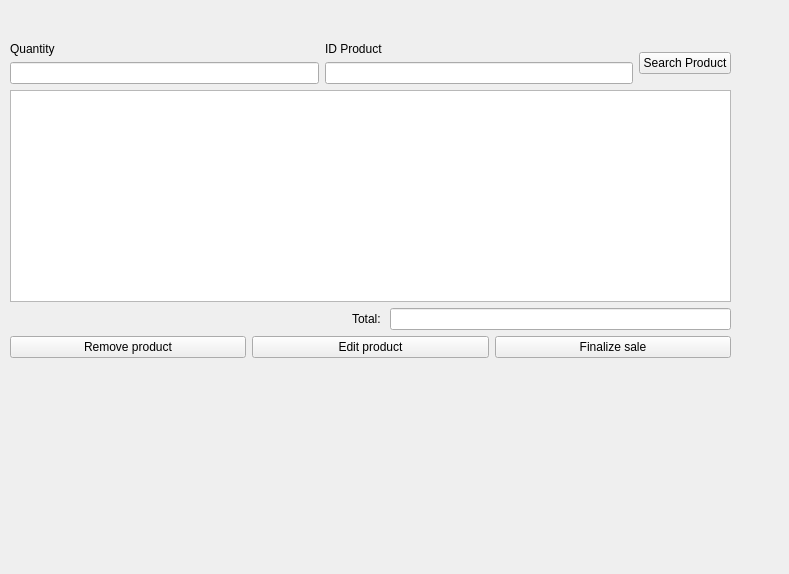
First picture: the form in saleswindow.ui, repository ThiagoServulo/InventoryAndSalesManagement, before the edit.
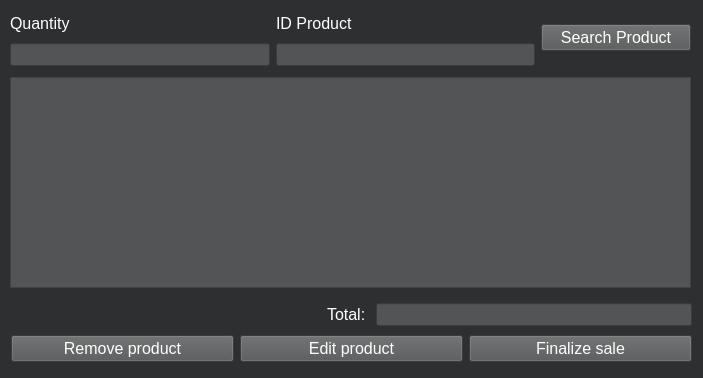
Second picture: the form after the edit.

Commit message: Create sales window layout

Diff of the .ui file:
```diff
--- a/saleswindow.ui
+++ b/saleswindow.ui
@@ -6,38 +6,83 @@
    <rect>
     <x>0</x>
     <y>0</y>
-    <width>789</width>
-    <height>574</height>
+    <width>703</width>
+    <height>378</height>
    </rect>
   </property>
   <property name="windowTitle">
    <string>Dialog</string>
   </property>
-  <widget class="QWidget" name="layoutWidget">
+  <property name="styleSheet">
+   <string notr="true">background:#2E2F30;
+color: #FFFFFF;</string>
+  </property>
+  <widget class="QGroupBox" name="groupBox">
    <property name="geometry">
     <rect>
      <x>10</x>
-     <y>42</y>
-     <width>721</width>
-     <height>316</height>
+     <y>77</y>
+     <width>681</width>
+     <height>211</height>
     </rect>
    </property>
-   <layout class="QVBoxLayout" name="verticalLayout_4">
-    <item>
-     <layout class="QVBoxLayout" name="verticalLayout_3">
-      <item>
+   <property name="styleSheet">
+    <string notr="true"/>
+   </property>
+   <property name="title">
+    <string/>
+   </property>
+   <widget class="QTableWidget" name="tableWidget_listProducts">
+    <property name="geometry">
+     <rect>
+      <x>0</x>
+      <y>0</y>
+      <width>681</width>
+      <height>211</height>
+     </rect>
+    </property>
+    <property name="styleSheet">
+     <string notr="true">background:#535455;
+color: #FFFFFF;</string>
+    </property>
+   </widget>
+  </widget>
+  <widget class="QWidget" name="">
+   <property name="geometry">
+    <rect>
+     <x>10</x>
+     <y>10</y>
+     <width>681</width>
+     <height>56</height>
+    </rect>
+   </property>
        <layout class="QHBoxLayout" name="horizontalLayout">
         <item>
          <layout class="QVBoxLayout" name="verticalLayout">
           <item>
            <widget class="QLabel" name="label_quantity">
+        <property name="font">
+         <font>
+          <pointsize>12</pointsize>
+         </font>
+        </property>
             <property name="text">
              <string>Quantity</string>
             </property>
            </widget>
           </item>
           <item>
-           <widget class="QLineEdit" name="lineEdit_quantity"/>
+       <widget class="QLineEdit" name="lineEdit_quantity">
+        <property name="font">
+         <font>
+          <pointsize>10</pointsize>
+         </font>
+        </property>
+        <property name="styleSheet">
+         <string notr="true">background:#535455;
+color: #FFFFFF</string>
+        </property>
+       </widget>
           </item>
          </layout>
         </item>
@@ -45,18 +90,48 @@
          <layout class="QVBoxLayout" name="verticalLayout_2">
           <item>
            <widget class="QLabel" name="label__idProduct">
+        <property name="font">
+         <font>
+          <pointsize>12</pointsize>
+         </font>
+        </property>
             <property name="text">
              <string>ID Product</string>
             </property>
            </widget>
           </item>
           <item>
-           <widget class="QLineEdit" name="lineEdit_idProduct"/>
+       <widget class="QLineEdit" name="lineEdit_idProduct">
+        <property name="font">
+         <font>
+          <pointsize>10</pointsize>
+         </font>
+        </property>
+        <property name="styleSheet">
+         <string notr="true">background:#535455;
+color: #FFFFFF</string>
+        </property>
+       </widget>
           </item>
          </layout>
         </item>
         <item>
          <widget class="QPushButton" name="pushButton_searchProduct">
+      <property name="minimumSize">
+       <size>
+        <width>150</width>
+        <height>0</height>
+       </size>
+      </property>
+      <property name="font">
+       <font>
+        <pointsize>12</pointsize>
+       </font>
+      </property>
+      <property name="styleSheet">
+       <string notr="true">background:#535455;
+color: #FFFFFF</string>
+      </property>
           <property name="text">
            <string>Search Product</string>
           </property>
@@ -66,12 +141,17 @@
          </widget>
         </item>
        </layout>
-      </item>
-      <item>
-       <widget class="QTableWidget" name="tableWidget_listProducts"/>
-      </item>
-     </layout>
-    </item>
+  </widget>
+  <widget class="QWidget" name="">
+   <property name="geometry">
+    <rect>
+     <x>11</x>
+     <y>300</y>
+     <width>681</width>
+     <height>66</height>
+    </rect>
+   </property>
+   <layout class="QVBoxLayout" name="verticalLayout_3">
     <item>
      <layout class="QHBoxLayout" name="horizontalLayout_3">
       <item>
@@ -89,13 +169,28 @@
       </item>
       <item>
        <widget class="QLabel" name="label_total">
+        <property name="font">
+         <font>
+          <pointsize>12</pointsize>
+         </font>
+        </property>
         <property name="text">
          <string>Total: </string>
         </property>
        </widget>
       </item>
       <item>
-       <widget class="QLineEdit" name="lineEdit_total"/>
+       <widget class="QLineEdit" name="lineEdit_total">
+        <property name="font">
+         <font>
+          <pointsize>10</pointsize>
+         </font>
+        </property>
+        <property name="styleSheet">
+         <string notr="true">background:#535455;
+color: #FFFFFF</string>
+        </property>
+       </widget>
       </item>
      </layout>
     </item>
@@ -103,6 +198,15 @@
      <layout class="QHBoxLayout" name="horizontalLayout_2">
       <item>
        <widget class="QPushButton" name="pushButton_removeProduct">
+        <property name="font">
+         <font>
+          <pointsize>12</pointsize>
+         </font>
+        </property>
+        <property name="styleSheet">
+         <string notr="true">background:#535455;
+color: #FFFFFF</string>
+        </property>
         <property name="text">
          <string>Remove product</string>
         </property>
@@ -113,6 +217,15 @@
       </item>
       <item>
        <widget class="QPushButton" name="pushButton_editProduct">
+        <property name="font">
+         <font>
+          <pointsize>12</pointsize>
+         </font>
+        </property>
+        <property name="styleSheet">
+         <string notr="true">background:#535455;
+color: #FFFFFF</string>
+        </property>
         <property name="text">
          <string>Edit product</string>
         </property>
@@ -123,6 +236,15 @@
       </item>
       <item>
        <widget class="QPushButton" name="pushButton_finalizeSale">
+        <property name="font">
+         <font>
+          <pointsize>12</pointsize>
+         </font>
+        </property>
+        <property name="styleSheet">
+         <string notr="true">background:#535455;
+color: #FFFFFF</string>
+        </property>
         <property name="text">
          <string>Finalize sale</string>
         </property>
```
Lines whose indentation alone changed are shown as unchanged. The commit also changes 1 other file.
